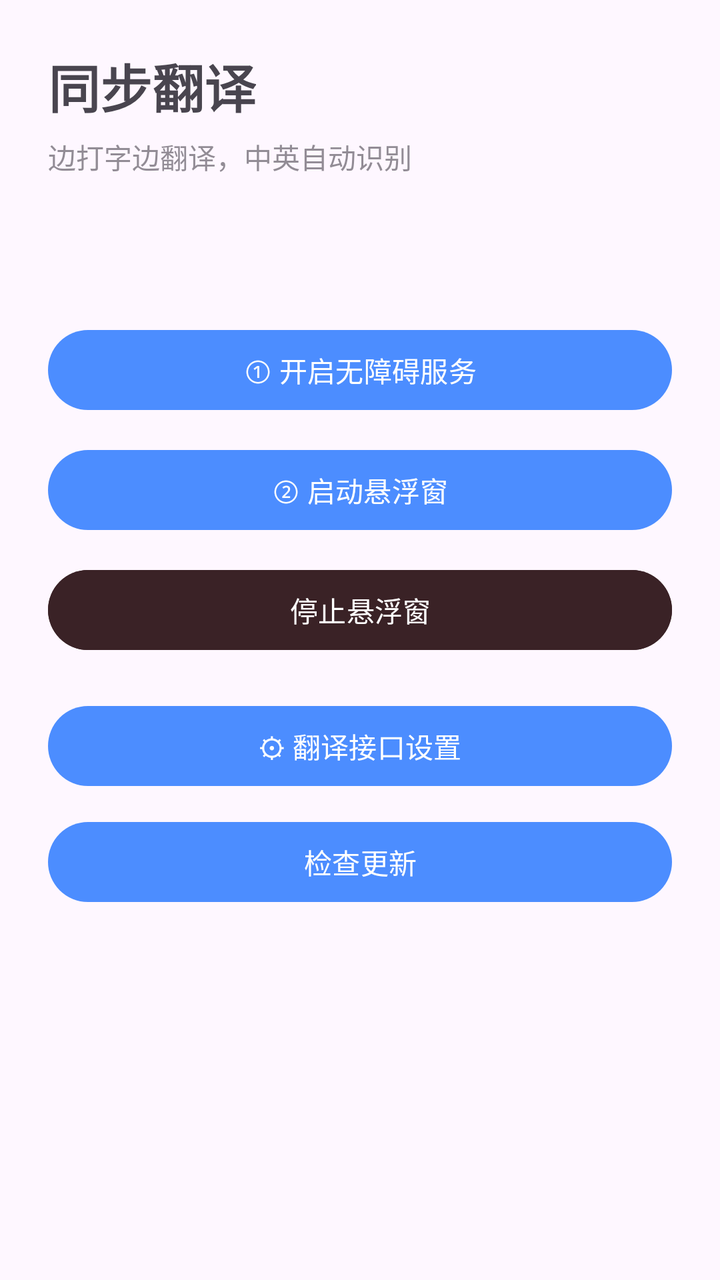
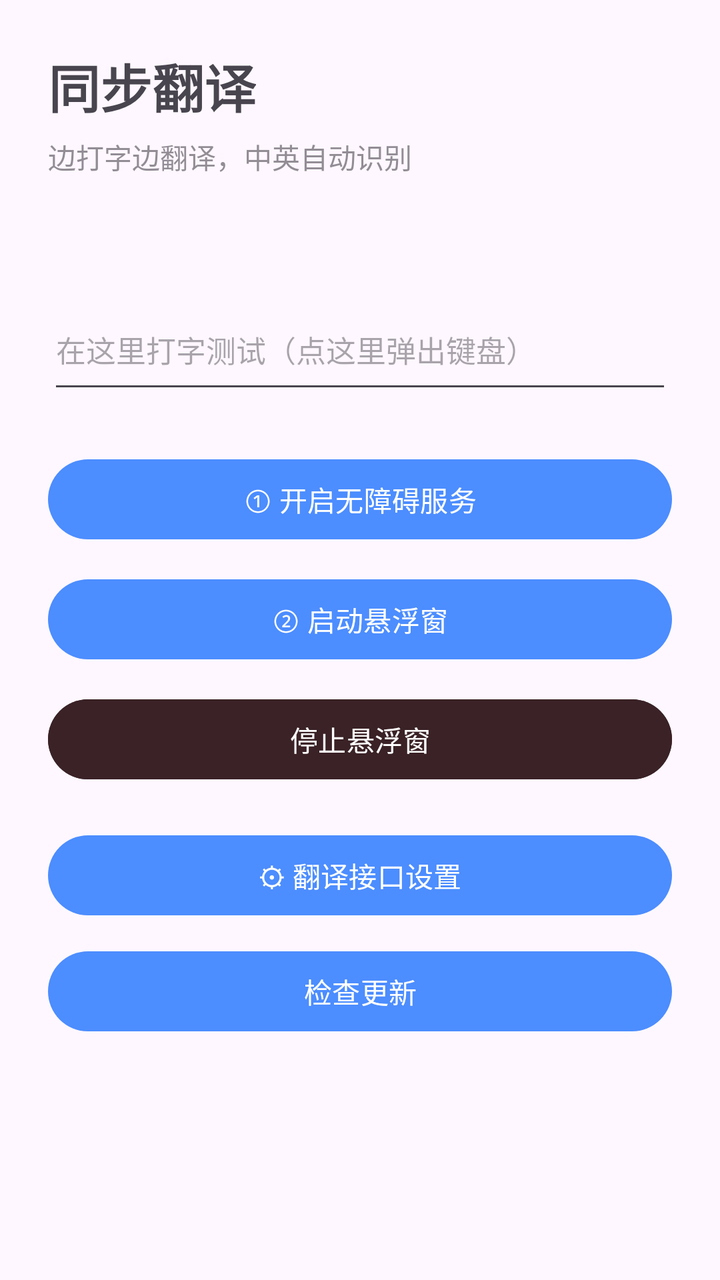

The first picture is an Android layout as it rendered before a commit; the second is the same layout after the commit. The layout source and the unified diff follow.
<!-- AndroidManifest.xml: application theme Theme.LiveTranslate -->
<!-- res/layout/activity_main.xml -->
<?xml version="1.0" encoding="utf-8"?>
<LinearLayout xmlns:android="http://schemas.android.com/apk/res/android"
    android:layout_width="match_parent"
    android:layout_height="match_parent"
    android:orientation="vertical"
    android:padding="24dp">

    <TextView
        android:layout_width="wrap_content"
        android:layout_height="wrap_content"
        android:text="同步翻译"
        android:textSize="26sp"
        android:textStyle="bold" />

    <TextView
        android:layout_width="wrap_content"
        android:layout_height="wrap_content"
        android:layout_marginTop="6dp"
        android:text="边打字边翻译，中英自动识别"
        android:alpha="0.6"
        android:textSize="14sp" />

    <TextView
        android:id="@+id/tvStatus"
        android:layout_width="match_parent"
        android:layout_height="wrap_content"
        android:layout_marginTop="28dp"
        android:textSize="15sp"
        android:lineSpacingExtra="4dp" />

    <Button
        android:id="@+id/btnAccess"
        android:layout_width="match_parent"
        android:layout_height="wrap_content"
        android:layout_marginTop="24dp"
        android:text="① 开启无障碍服务" />

    <Button
        android:id="@+id/btnOverlay"
        android:layout_width="match_parent"
        android:layout_height="wrap_content"
        android:layout_marginTop="12dp"
        android:text="② 启动悬浮窗" />

    <Button
        android:id="@+id/btnStop"
        android:layout_width="match_parent"
        android:layout_height="wrap_content"
        android:layout_marginTop="12dp"
        android:backgroundTint="#3A2226"
        android:text="停止悬浮窗" />

    <Button
        android:id="@+id/btnSettings"
        android:layout_width="match_parent"
        android:layout_height="wrap_content"
        android:layout_marginTop="20dp"
        android:text="⚙ 翻译接口设置" />

    <Button
        android:id="@+id/btnUpdate"
        android:layout_width="match_parent"
        android:layout_height="wrap_content"
        android:layout_marginTop="10dp"
        android:text="检查更新" />

</LinearLayout>
<!-- resources referenced by this layout -->
<resources>
  <style name="Theme.LiveTranslate" parent="Theme.Material3.DayNight.NoActionBar">
          <item name="colorPrimary">#4C8DFF</item>
      </style>
</resources>

<!-- the commit's change to res/layout/activity_main.xml (unified diff, before → after) -->
@@ -24,9 +24,21 @@
         android:id="@+id/tvStatus"
         android:layout_width="match_parent"
         android:layout_height="wrap_content"
-        android:layout_marginTop="28dp"
+        android:layout_marginTop="20dp"
         android:textSize="15sp"
         android:lineSpacingExtra="4dp" />
+
+    
+    <EditText
+        android:id="@+id/etTest"
+        android:layout_width="match_parent"
+        android:layout_height="wrap_content"
+        android:layout_marginTop="16dp"
+        android:hint="在这里打字测试（点这里弹出键盘）"
+        android:importantForAutofill="no"
+        android:inputType="textMultiLine"
+        android:minLines="2"
+        android:textSize="15sp" />
 
     <Button
         android:id="@+id/btnAccess"
